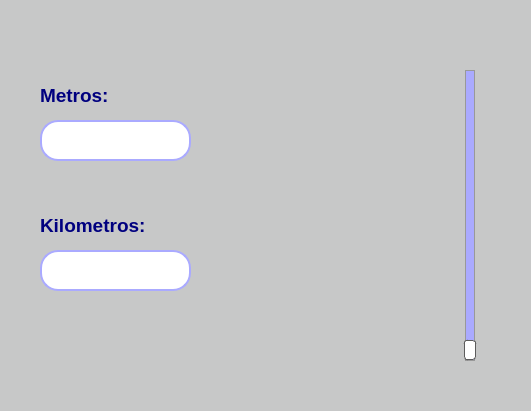
Before: the Qt Designer form Unidad II/Tareas/E04_Metros_a_Km.ui in P4B11nn/PIP_2025_Unidad1_Eq5, drawn with Qt 5.
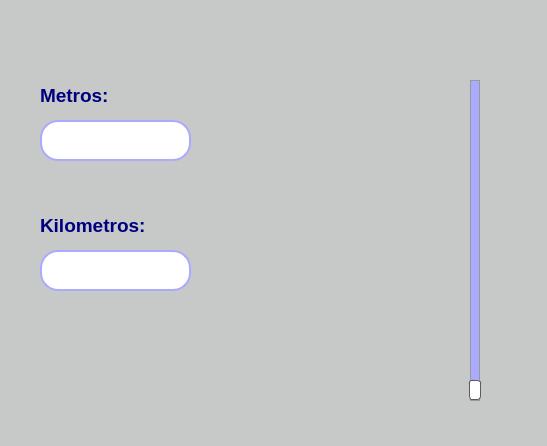
After: the same form once the commit is applied. Icons and pictures are not drawn.

Diff of the .ui file:
```diff
--- a/Unidad II/Tareas/E04_Metros_a_Km.ui
+++ b/Unidad II/Tareas/E04_Metros_a_Km.ui
@@ -6,8 +6,8 @@
    <rect>
     <x>0</x>
     <y>0</y>
-    <width>531</width>
-    <height>411</height>
+    <width>547</width>
+    <height>446</height>
    </rect>
   </property>
   <property name="windowTitle">
@@ -85,10 +85,10 @@
    <widget class="QSlider" name="slider_metros">
     <property name="geometry">
      <rect>
-      <x>420</x>
-      <y>70</y>
-      <width>101</width>
-      <height>291</height>
+      <x>430</x>
+      <y>80</y>
+      <width>91</width>
+      <height>321</height>
      </rect>
     </property>
     <property name="styleSheet">
@@ -158,8 +158,8 @@
      <rect>
       <x>390</x>
       <y>0</y>
-      <width>131</width>
-      <height>51</height>
+      <width>141</width>
+      <height>61</height>
      </rect>
     </property>
     <property name="frameShape">
@@ -186,7 +186,7 @@
      <rect>
       <x>10</x>
       <y>0</y>
-      <width>251</width>
+      <width>261</width>
       <height>51</height>
      </rect>
     </property>
```
Left out of the diff: 25 changed lines with no effect on the pictures.
